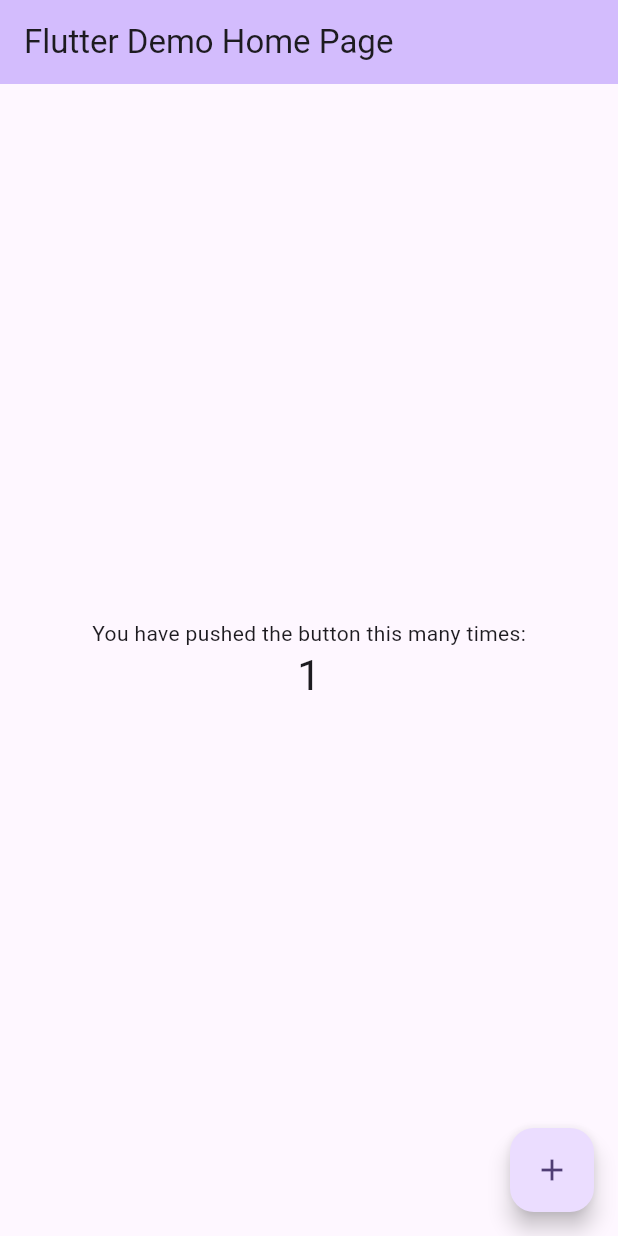
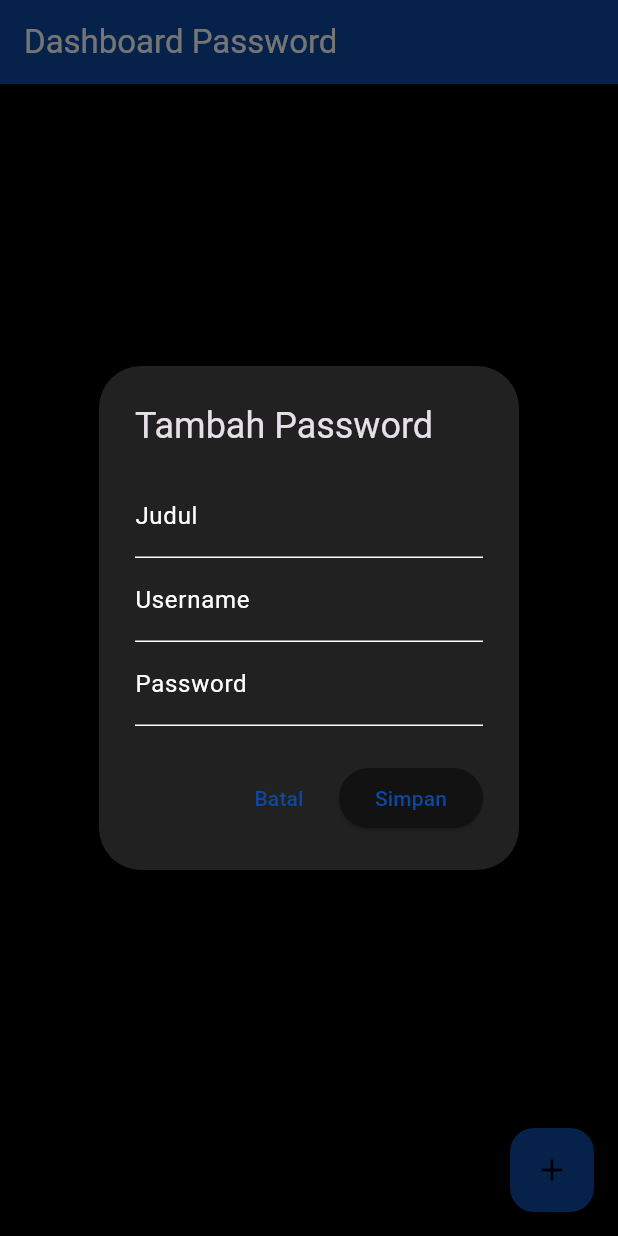
Before and after one commit to ridhoyaka/password, a Flutter app: the screen it shows after launch, after a tap on the "add" icon, on a phone screen of 412 x 824 dp. Run offline on Flutter 3.47's test engine with Material 3 defaults, Android fonts, the phone set to English and light mode, and no system bars; our stand-ins replace sqflite; accounts and stored records are empty.

Commit message:
save password

```diff
--- /dev/null
+++ b/lib/database/db_helper.dart
@@ -0,0 +1,60 @@
+import 'package:sqflite/sqflite.dart';
+import 'package:path/path.dart';
+
+class DBHelper {
+  static Database? _database;
+
+  Future<Database> get database async {
+    if (_database != null) return _database!;
+    _database = await _initDB();
+    return _database!;
+  }
+
+  Future<Database> _initDB() async {
+    String path = join(await getDatabasesPath(), 'passwords.db');
+
+    return await openDatabase(
+      path,
+      version: 1,
+      onCreate: (db, version) async {
+        await db.execute('''
+          CREATE TABLE passwords(
+            id INTEGER PRIMARY KEY AUTOINCREMENT,
+            title TEXT,
+            username TEXT,
+            password TEXT
+          )
+        ''');
+      },
+    );
+  }
+
+  Future<int> insert(Map<String, dynamic> data) async {
+    final db = await database;
+    return await db.insert('passwords', data);
+  }
+
+  Future<List<Map<String, dynamic>>> getAll() async {
+    final db = await database;
+    return await db.query('passwords');
+  }
+
+  Future<int> update(int id, Map<String, dynamic> data) async {
+    final db = await database;
+    return await db.update(
+      'passwords',
+      data,
+      where: 'id = ?',
+      whereArgs: [id],
+    );
+  }
+
+  Future<int> delete(int id) async {
+    final db = await database;
+    return await db.delete(
+      'passwords',
+      where: 'id = ?',
+      whereArgs: [id],
+    );
+  }
+}
--- a/lib/main.dart
+++ b/lib/main.dart
@@ -1,122 +1,25 @@
 import 'package:flutter/material.dart';
+import 'screens/dashboard.dart';
 
 void main() {
-  runApp(const MyApp());
+  runApp(MyApp());
 }
 
 class MyApp extends StatelessWidget {
-  const MyApp({super.key});
-
-  // This widget is the root of your application.
   @override
   Widget build(BuildContext context) {
     return MaterialApp(
-      title: 'Flutter Demo',
-      theme: ThemeData(
-        // This is the theme of your application.
-        //
-        // TRY THIS: Try running your application with "flutter run". You'll see
-        // the application has a purple toolbar. Then, without quitting the app,
-        // try changing the seedColor in the colorScheme below to Colors.green
-        // and then invoke "hot reload" (save your changes or press the "hot
-        // reload" button in a Flutter-supported IDE, or press "r" if you used
-        // the command line to start the app).
-        //
-        // Notice that the counter didn't reset back to zero; the application
-        // state is not lost during the reload. To reset the state, use hot
-        // restart instead.
-        //
-        // This works for code too, not just values: Most code changes can be
-        // tested with just a hot reload.
-        colorScheme: .fromSeed(seedColor: Colors.deepPurple),
+      debugShowCheckedModeBanner: false,
+      title: 'Password Manager',
+      theme: ThemeData.dark().copyWith(
+        scaffoldBackgroundColor: Colors.black,
+        primaryColor: Colors.blue[900],
+        colorScheme: ColorScheme.dark(
+          primary: Colors.blue.shade900,
+          secondary: Colors.blue.shade700,
+        ),
       ),
-      home: const MyHomePage(title: 'Flutter Demo Home Page'),
+      home: DashboardPage(),
     );
   }
 }
-
-class MyHomePage extends StatefulWidget {
-  const MyHomePage({super.key, required this.title});
-
-  // This widget is the home page of your application. It is stateful, meaning
-  // that it has a State object (defined below) that contains fields that affect
-  // how it looks.
-
-  // This class is the configuration for the state. It holds the values (in this
-  // case the title) provided by the parent (in this case the App widget) and
-  // used by the build method of the State. Fields in a Widget subclass are
-  // always marked "final".
-
-  final String title;
-
-  @override
-  State<MyHomePage> createState() => _MyHomePageState();
-}
-
-class _MyHomePageState extends State<MyHomePage> {
-  int _counter = 0;
-
-  void _incrementCounter() {
-    setState(() {
-      // This call to setState tells the Flutter framework that something has
-      // changed in this State, which causes it to rerun the build method below
-      // so that the display can reflect the updated values. If we changed
-      // _counter without calling setState(), then the build method would not be
-      // called again, and so nothing would appear to happen.
-      _counter++;
-    });
-  }
-
-  @override
-  Widget build(BuildContext context) {
-    // This method is rerun every time setState is called, for instance as done
-    // by the _incrementCounter method above.
-    //
-    // The Flutter framework has been optimized to make rerunning build methods
-    // fast, so that you can just rebuild anything that needs updating rather
-    // than having to individually change instances of widgets.
-    return Scaffold(
-      appBar: AppBar(
-        // TRY THIS: Try changing the color here to a specific color (to
-        // Colors.amber, perhaps?) and trigger a hot reload to see the AppBar
-        // change color while the other colors stay the same.
-        backgroundColor: Theme.of(context).colorScheme.inversePrimary,
-        // Here we take the value from the MyHomePage object that was created by
-        // the App.build method, and use it to set our appbar title.
-        title: Text(widget.title),
-      ),
-      body: Center(
-        // Center is a layout widget. It takes a single child and positions it
-        // in the middle of the parent.
-        child: Column(
-          // Column is also a layout widget. It takes a list of children and
-          // arranges them vertically. By default, it sizes itself to fit its
-          // children horizontally, and tries to be as tall as its parent.
-          //
-          // Column has various properties to control how it sizes itself and
-          // how it positions its children. Here we use mainAxisAlignment to
-          // center the children vertically; the main axis here is the vertical
-          // axis because Columns are vertical (the cross axis would be
-          // horizontal).
-          //
-          // TRY THIS: Invoke "debug painting" (choose the "Toggle Debug Paint"
-          // action in the IDE, or press "p" in the console), to see the
-          // wireframe for each widget.
-          mainAxisAlignment: .center,
-          children: [
-            const Text('You have pushed the button this many times:'),
-            Text(
-              '$_counter',
-              style: Theme.of(context).textTheme.headlineMedium,
-            ),
-          ],
-        ),
-      ),
-      floatingActionButton: FloatingActionButton(
-        onPressed: _incrementCounter,
-        tooltip: 'Increment',
-        child: const Icon(Icons.add),
-      ),
-    );
-  }
-}
--- /dev/null
+++ b/lib/screens/dashboard.dart
@@ -0,0 +1,202 @@
+import 'package:flutter/material.dart';
+import '../database/db_helper.dart';
+
+class Password {
+  int? id;
+  String title;
+  String username;
+  String password;
+
+  Password({
+    this.id,
+    required this.title,
+    required this.username,
+    required this.password,
+  });
+
+  Map<String, dynamic> toMap() {
+    return {
+      'id': id,
+      'title': title,
+      'username': username,
+      'password': password,
+    };
+  }
+
+  factory Password.fromMap(Map<String, dynamic> map) {
+    return Password(
+      id: map['id'],
+      title: map['title'],
+      username: map['username'],
+      password: map['password'],
+    );
+  }
+}
+
+class DashboardPage extends StatefulWidget {
+  const DashboardPage({Key? key}) : super(key: key);
+
+  @override
+  DashboardPageState createState() => DashboardPageState();
+}
+
+class DashboardPageState extends State<DashboardPage> {
+  List<Password> passwords = [];
+  final DBHelper dbHelper = DBHelper();
+
+  @override
+  void initState() {
+    super.initState();
+    _loadData();
+  }
+
+  void _loadData() async {
+    final data = await dbHelper.getAll();
+
+    if (!mounted) return; // penting biar aman
+
+    setState(() {
+      passwords = data.map((e) => Password.fromMap(e)).toList();
+    });
+  }
+
+  void _addOrEditPassword({Password? existing}) {
+    TextEditingController titleController = TextEditingController(
+      text: existing?.title ?? '',
+    );
+    TextEditingController userController = TextEditingController(
+      text: existing?.username ?? '',
+    );
+    TextEditingController passController = TextEditingController(
+      text: existing?.password ?? '',
+    );
+
+    showDialog(
+      context: context,
+      builder: (_) => AlertDialog(
+        backgroundColor: Colors.grey[900],
+        title: Text(existing == null ? "Tambah Password" : "Edit Password"),
+        content: SingleChildScrollView(
+          child: Column(
+            children: [
+              TextField(
+                controller: titleController,
+                decoration: const InputDecoration(labelText: "Judul"),
+              ),
+              TextField(
+                controller: userController,
+                decoration: const InputDecoration(labelText: "Username"),
+              ),
+              TextField(
+                controller: passController,
+                decoration: const InputDecoration(labelText: "Password"),
+                obscureText: true,
+              ),
+            ],
+          ),
+        ),
+        actions: [
+          TextButton(
+            child: const Text("Batal"),
+            onPressed: () => Navigator.pop(context),
+          ),
+          ElevatedButton(
+            child: const Text("Simpan"),
+            onPressed: () async {
+              if (existing == null) {
+                await dbHelper.insert({
+                  'title': titleController.text,
+                  'username': userController.text,
+                  'password': passController.text,
+                });
+              } else {
+                await dbHelper.update(existing.id!, {
+                  'title': titleController.text,
+                  'username': userController.text,
+                  'password': passController.text,
+                });
+              }
+
+              Navigator.pop(context);
+              _loadData();
+            },
+          ),
+        ],
+      ),
+    );
+  }
+
+  void _deletePassword(int id) async {
+    await dbHelper.delete(id);
+    _loadData();
+  }
+
+  void _viewPassword(Password pass) {
+    showDialog(
+      context: context,
+      builder: (_) => AlertDialog(
+        backgroundColor: Colors.grey[900],
+        title: Text(pass.title),
+        content: Column(
+          mainAxisSize: MainAxisSize.min,
+          children: [
+            Text("Username: ${pass.username}"),
+            const SizedBox(height: 10),
+            Text("Password: ${pass.password}"),
+          ],
+        ),
+        actions: [
+          TextButton(
+            child: const Text("Edit"),
+            onPressed: () {
+              Navigator.pop(context);
+              _addOrEditPassword(existing: pass);
+            },
+          ),
+          TextButton(
+            child: const Text("Hapus"),
+            onPressed: () {
+              Navigator.pop(context);
+              _deletePassword(pass.id!);
+            },
+          ),
+          TextButton(
+            child: const Text("Tutup"),
+            onPressed: () => Navigator.pop(context),
+          ),
+        ],
+      ),
+    );
+  }
+
+  @override
+  Widget build(BuildContext context) {
+    return Scaffold(
+      appBar: AppBar(
+        title: const Text("Dashboard Password"),
+        backgroundColor: Colors.blue[900],
+      ),
+      body: passwords.isEmpty
+          ? const Center(child: Text("Belum ada data"))
+          : ListView.builder(
+              itemCount: passwords.length,
+              itemBuilder: (context, index) {
+                final item = passwords[index];
+                return Card(
+                  color: Colors.grey[850],
+                  child: ListTile(
+                    title: Text(item.title),
+                    subtitle: Text(item.username),
+                    onTap: () => _viewPassword(item),
+                  ),
+                );
+              },
+            ),
+      floatingActionButton: FloatingActionButton(
+        backgroundColor: Colors.blue[900],
+        child: const Icon(Icons.add),
+        onPressed: () => _addOrEditPassword(),
+      ),
+    );
+  }
+}
--- a/pubspec.yaml
+++ b/pubspec.yaml
@@ -30,6 +30,8 @@ environment:
 dependencies:
   flutter:
     sdk: flutter
+  sqflite: ^2.3.0
+  path: ^1.9.0
 
   # The following adds the Cupertino Icons font to your application.
   # Use with the CupertinoIcons class for iOS style icons.
```
Also changed, not shown: pubspec.lock, 2 other files.
